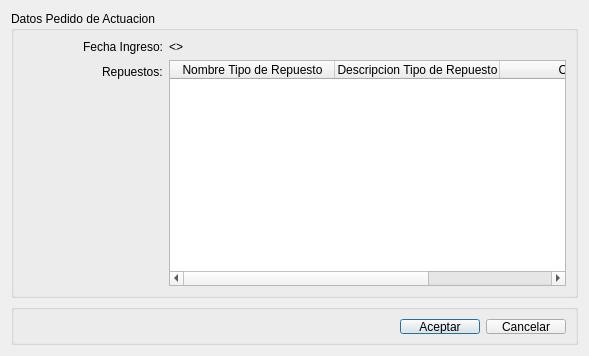
Above: src/ui/DialogMostrarPedidoDeActuacion.ui from guilleurrutia10/division-transporte before the change. Below: the same form after it.
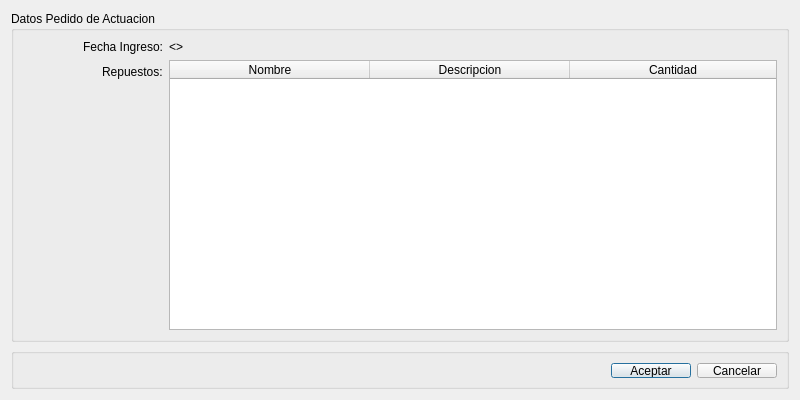
That is the form after the change.

Patch:
```diff
--- a/src/ui/DialogMostrarPedidoDeActuacion.ui
+++ b/src/ui/DialogMostrarPedidoDeActuacion.ui
@@ -6,14 +6,14 @@
    <rect>
     <x>0</x>
     <y>0</y>
-    <width>589</width>
-    <height>356</height>
+    <width>800</width>
+    <height>400</height>
    </rect>
   </property>
   <property name="minimumSize">
    <size>
-    <width>0</width>
-    <height>0</height>
+    <width>800</width>
+    <height>400</height>
    </size>
   </property>
   <property name="windowTitle">
@@ -70,16 +70,19 @@
            </size>
           </property>
           <attribute name="horizontalHeaderDefaultSectionSize">
-           <number>165</number>
+           <number>200</number>
+          </attribute>
+          <attribute name="horizontalHeaderStretchLastSection">
+           <bool>true</bool>
           </attribute>
           <column>
            <property name="text">
-            <string>Nombre Tipo de Repuesto</string>
+            <string>Nombre</string>
            </property>
           </column>
           <column>
            <property name="text">
-            <string>Descripcion Tipo de Repuesto</string>
+            <string>Descripcion</string>
            </property>
           </column>
           <column>
```
Left out of the diff: 3 changed lines with no effect on the pictures.
